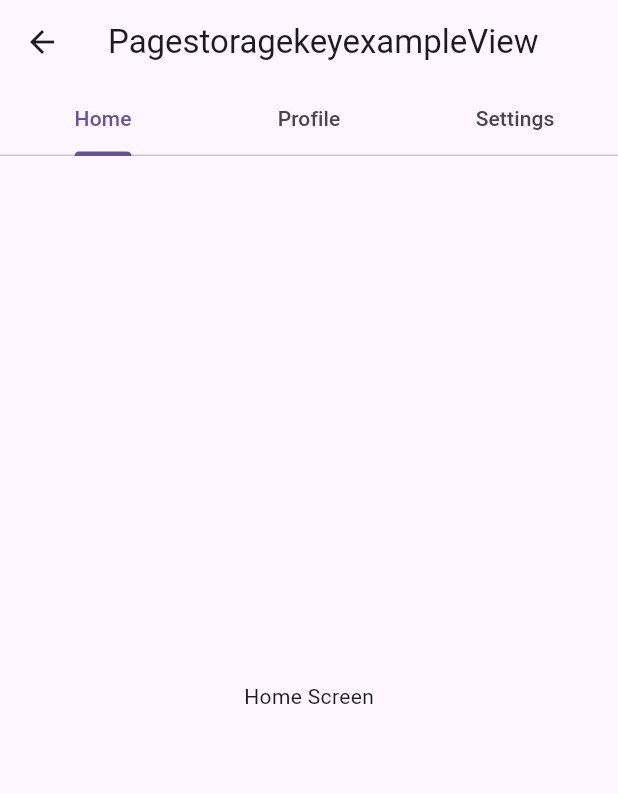
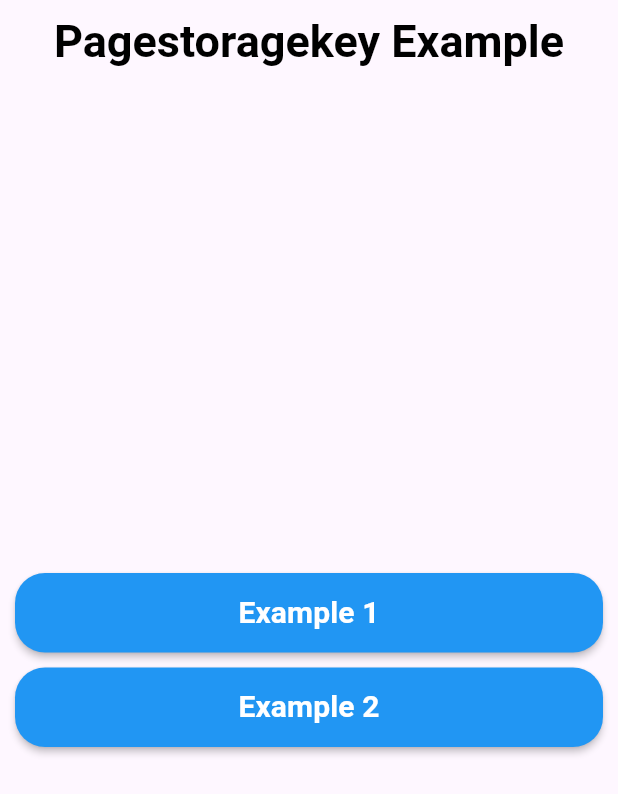
Before and after one commit to yadavmanish01/widgetsAndConcepts, a Flutter app: the PagestoragekeyexampleView screen opened by its route, on a phone screen of 412 x 824 dp. Shown: the top 794 px of the screen. Run offline on Flutter 3.47's test engine with Material 3 defaults, Android fonts, the phone set to English and light mode, and no system bars; our stand-ins replace get.

Commit message:
pagestoragekey done

```diff
--- a/lib/app/modules/flutterkeys/pagestoragekeyexample/views/pagestoragekeyexample_view.dart
+++ b/lib/app/modules/flutterkeys/pagestoragekeyexample/views/pagestoragekeyexample_view.dart
@@ -1,7 +1,11 @@
 import 'package:flutter/material.dart';
+import 'package:flutterwidgetsandconcepts/app/routes/app_pages.dart';
+import 'package:flutterwidgetsandconcepts/utils/appStyle.dart';
 
 import 'package:get/get.dart';
 
+import '../../../../../extension/sizedboxextension.dart';
+import '../../../../../widgets/customButton.dart';
 import '../controllers/pagestoragekeyexample_controller.dart';
 
 class PagestoragekeyexampleView
@@ -11,21 +15,18 @@ class PagestoragekeyexampleView
   Widget build(BuildContext context) {
     return Scaffold(
       appBar: AppBar(
-        title: const Text('PagestoragekeyexampleView'),
+        title: const Text('Pagestoragekey Example',style: AppStyle.appbartxt,),
         centerTitle: true,
-        bottom: TabBar(
-          controller: controller.tabController,
-          tabs: controller.tabs,
-        ),
+       automaticallyImplyLeading: false,
       ),
-      body: TabBarView(
-        controller: controller.tabController,
-        children: const [
-          Center(child: Text("Home Screen")),
-          Center(child: Text("Profile Screen")),
-          Center(child: Text("Settings Screen")),
-        ],
-      ),
+      body: Padding(
+        padding: const EdgeInsets.all(10.0),
+        child: Column(mainAxisAlignment:MainAxisAlignment.center,children: [
+          CustomButton(onPressed:(){Get.toNamed(Routes.KEYEXAMPLE1);},title: "Example 1"),
+          10.ph,
+          CustomButton(onPressed:(){Get.toNamed(Routes.KEYEXAMPLE2);},title: "Example 2"),
+        ],),
+      )
     );
 
   }
--- a/lib/app/routes/app_routes.dart
+++ b/lib/app/routes/app_routes.dart
@@ -7,6 +7,10 @@ abstract class Routes {
   static const FLUTTERKEYS = _Paths.FLUTTERKEYS;
   static const PAGESTORAGEKEYEXAMPLE =
       _Paths.FLUTTERKEYS + _Paths.PAGESTORAGEKEYEXAMPLE;
+  static const KEYEXAMPLE1 =
+      _Paths.FLUTTERKEYS + _Paths.PAGESTORAGEKEYEXAMPLE + _Paths.KEYEXAMPLE1;
+  static const KEYEXAMPLE2 =
+      _Paths.FLUTTERKEYS + _Paths.PAGESTORAGEKEYEXAMPLE + _Paths.KEYEXAMPLE2;
 }
 
 abstract class _Paths {
@@ -14,4 +18,6 @@ abstract class _Paths {
   static const HOME = '/home';
   static const FLUTTERKEYS = '/flutterkeys';
   static const PAGESTORAGEKEYEXAMPLE = '/pagestoragekeyexample';
+  static const KEYEXAMPLE1 = '/keyexample1';
+  static const KEYEXAMPLE2 = '/keyexample2';
 }
--- a/lib/main.dart
+++ b/lib/main.dart
@@ -7,6 +7,7 @@ import 'app/routes/app_pages.dart';
 void main() {
   runApp(
     GetMaterialApp(
+      debugShowCheckedModeBanner: false,
       title: "Application",
       initialRoute: AppPages.INITIAL,
       getPages: AppPages.routes,
--- /dev/null
+++ b/lib/utils/appStyle.dart
@@ -0,0 +1,101 @@
+import 'package:flutter/material.dart';
+
+
+class AppStyle {
+  //  AppBar Title
+  static const appbartxt = TextStyle(
+    fontSize: 30,
+    fontWeight: FontWeight.w700,
+    color: Colors.black,
+  );
+
+  //  Buttons
+  static const textbtntxt = TextStyle(
+    fontSize: 16,
+    fontWeight: FontWeight.w500,
+    color: Colors.blue,
+  );
+
+  static const elevatedButtonText = TextStyle(
+    fontSize: 18,
+    fontWeight: FontWeight.w700,
+    color: Colors.white,
+  );
+
+  //  Primary Bold Headings
+  static const headingLarge = TextStyle(
+    fontSize: 26,
+    fontWeight: FontWeight.bold,
+    color: Colors.black,
+  );
+
+  static const headingMedium = TextStyle(
+    fontSize: 22,
+    fontWeight: FontWeight.w700,
+    color: Colors.black,
+  );
+
+  static const headingSmall = TextStyle(
+    fontSize: 18,
+    fontWeight: FontWeight.w600,
+    color: Colors.black,
+  );
+
+  //  Subheadings / Section Titles
+  static const subheading = TextStyle(
+    fontSize: 17,
+    fontWeight: FontWeight.w500,
+    color: Colors.blue,
+  );
+
+  //  Body / Paragraph Text
+  static const bodyLarge = TextStyle(
+    fontSize: 17,
+    fontWeight: FontWeight.w400,
+    color: Colors.black,
+  );
+
+  static const bodyMedium = TextStyle(
+    fontSize: 14,
+    fontWeight: FontWeight.w400,
+    color: Colors.black87,
+  );
+
+  static const bodySmall = TextStyle(
+    fontSize: 12,
+    fontWeight: FontWeight.w400,
+    color: Colors.black54,
+  );
+
+  //  Labels / Form Field Titles
+  static const label = TextStyle(
+    fontSize: 14,
+    fontWeight: FontWeight.w600,
+    color: Colors.black,
+  );
+
+  //  Captions / Helper Text
+  static const caption = TextStyle(
+    fontSize: 13,
+    color: Colors.grey,
+  );
+
+  static const errorText = TextStyle(
+    fontSize: 13,
+    color: Colors.redAccent,
+    fontWeight: FontWeight.w500,
+  );
+
+  //  Common Bold Text
+  static const commonbold = TextStyle(
+    fontSize: 14,
+    fontWeight: FontWeight.bold,
+  );
+
+  //  Grey Text
+  static const greyText = TextStyle(
+    fontSize: 14,
+    color: Colors.grey,
+  );
+
+}
```
Also changed, not shown: lib/app/modules/flutterkeys/pagestoragekeyexample/keyexample1/bindings/keyexample1_binding.dart (added, +12 -0 lines), lib/app/modules/flutterkeys/pagestoragekeyexample/keyexample1/controllers/keyexample1_controller.dart (added, +23 -0 lines), lib/app/modules/flutterkeys/pagestoragekeyexample/keyexample1/views/keyexample1_view.dart (added, +54 -0 lines), lib/app/modules/flutterkeys/pagestoragekeyexample/keyexample2/bindings/keyexample2_binding.dart (added, +12 -0 lines), lib/app/modules/flutterkeys/pagestoragekeyexample/keyexample2/controllers/keyexample2_controller.dart (added, +25 -0 lines), lib/app/modules/flutterkeys/pagestoragekeyexample/keyexample2/views/keyexample2_view.dart (added, +51 -0 lines), lib/app/modules/flutterkeys/views/flutterkeys_view.dart (+14 -7 lines), lib/app/modules/home/views/home_view.dart (+12 -9 lines), lib/app/routes/app_pages.dart (+16 -0 lines), lib/utils/custom_form_field.dart (added, +120 -0 lines).
